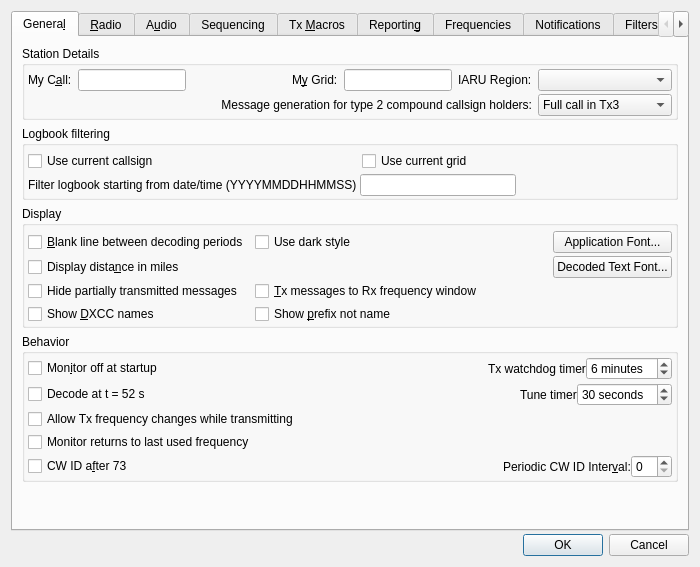
Before: the Qt Designer form Configuration.ui in jtdx-project/jtdx, drawn with Qt 5.
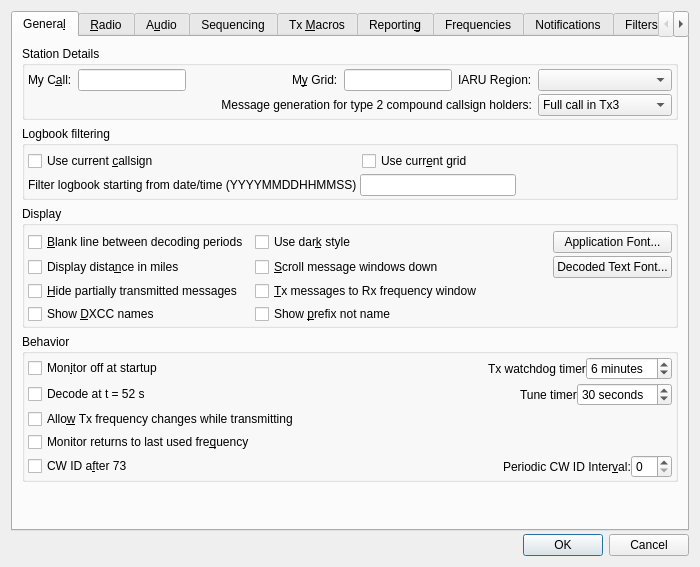
After: the same form once the commit is applied.

Commit message: Scroll down message windows option, General tab shortcuts

```diff
--- a/Configuration.ui
+++ b/Configuration.ui
@@ -217,7 +217,7 @@
               <item>
                <widget class="QCheckBox" name="callNotif_check_box">
                 <property name="text">
-                 <string>Use current callsign</string>
+                 <string>Use current &amp;callsign</string>
                 </property>
                </widget>
               </item>
@@ -237,7 +237,7 @@
               <item>
                <widget class="QCheckBox" name="gridNotif_check_box">
                 <property name="text">
-                 <string>Use current grid</string>
+                 <string>Use curr&amp;ent grid</string>
                 </property>
                </widget>
               </item>
@@ -347,6 +347,16 @@
               </property>
              </widget>
             </item>
+            <item row="1" column="1">
+             <widget class="QCheckBox" name="scroll_check_box">
+              <property name="toolTip">
+               <string>Scroll message windows down not up.</string>
+              </property>
+              <property name="text">
+               <string>&amp;Scroll message windows down</string>
+              </property>
+             </widget>
+            </item>
             <item row="1" column="0">
              <widget class="QCheckBox" name="miles_check_box">
               <property name="toolTip">
@@ -363,7 +373,7 @@
                <string>&lt;html&gt;&lt;head/&gt;&lt;body&gt;&lt;p&gt;When TX message is changed previous message will not be shown if it was transmitted for less than 2 seconds.&lt;/p&gt;&lt;/body&gt;&lt;/html&gt;</string>
               </property>
               <property name="text">
-               <string>Hide partially transmitted messages</string>
+               <string>&amp;Hide partially transmitted messages</string>
               </property>
              </widget>
             </item>
@@ -418,7 +428,7 @@
               <item>
                <widget class="QCheckBox" name="useDarkStyle_check_box">
                 <property name="text">
-                 <string>Use dark style</string>
+                 <string>Use dar&amp;k style</string>
                 </property>
                </widget>
               </item>
@@ -587,7 +597,7 @@
              <string>&lt;html&gt;&lt;head/&gt;&lt;body&gt;&lt;p&gt;Some rigs are not able to process CAT commands while transmitting. This means that if you are operating in split mode you may have to uncheck this option.&lt;/p&gt;&lt;/body&gt;&lt;/html&gt;</string>
             </property>
             <property name="text">
-             <string>Allow Tx frequency changes while transmitting</string>
+             <string>Allo&amp;w Tx frequency changes while transmitting</string>
             </property>
            </widget>
           </item>
@@ -597,7 +607,7 @@
              <string>&lt;html&gt;&lt;head/&gt;&lt;body&gt;&lt;p&gt;Check this if you wish to automatically return to the last monitored frequency when monitor is enabled, leave it unchecked if you wish to have the current rig frequency maintained.&lt;/p&gt;&lt;/body&gt;&lt;/html&gt;</string>
             </property>
             <property name="text">
-             <string>Monitor returns to last used frequency</string>
+             <string>Monitor returns to last used fre&amp;quency</string>
             </property>
            </widget>
           </item>
```
The commit also changes 23 other files.
